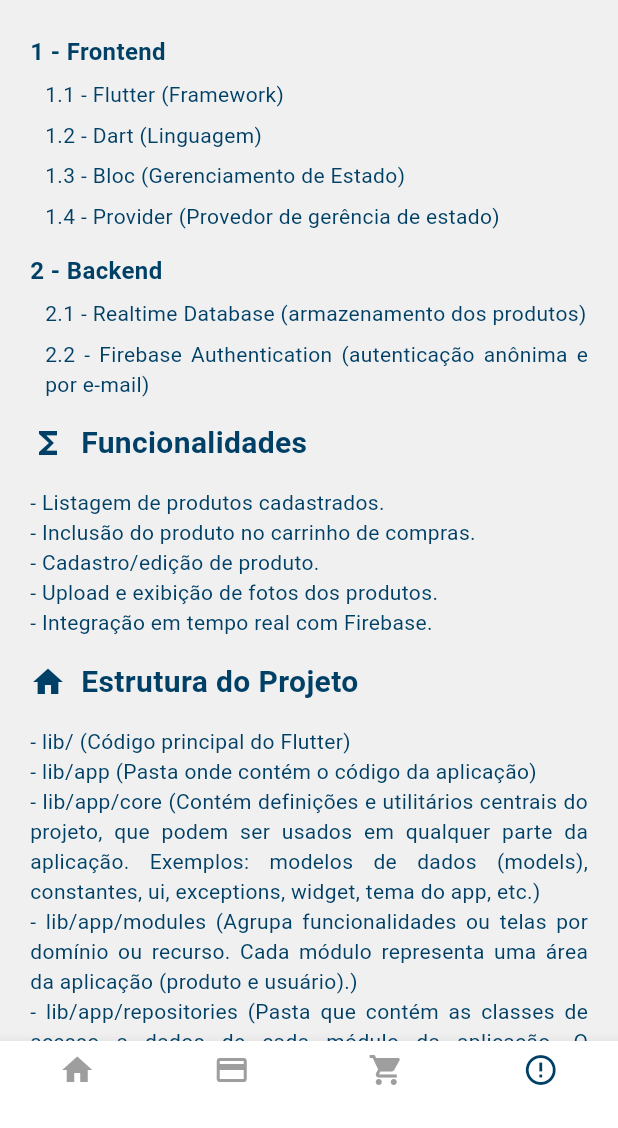
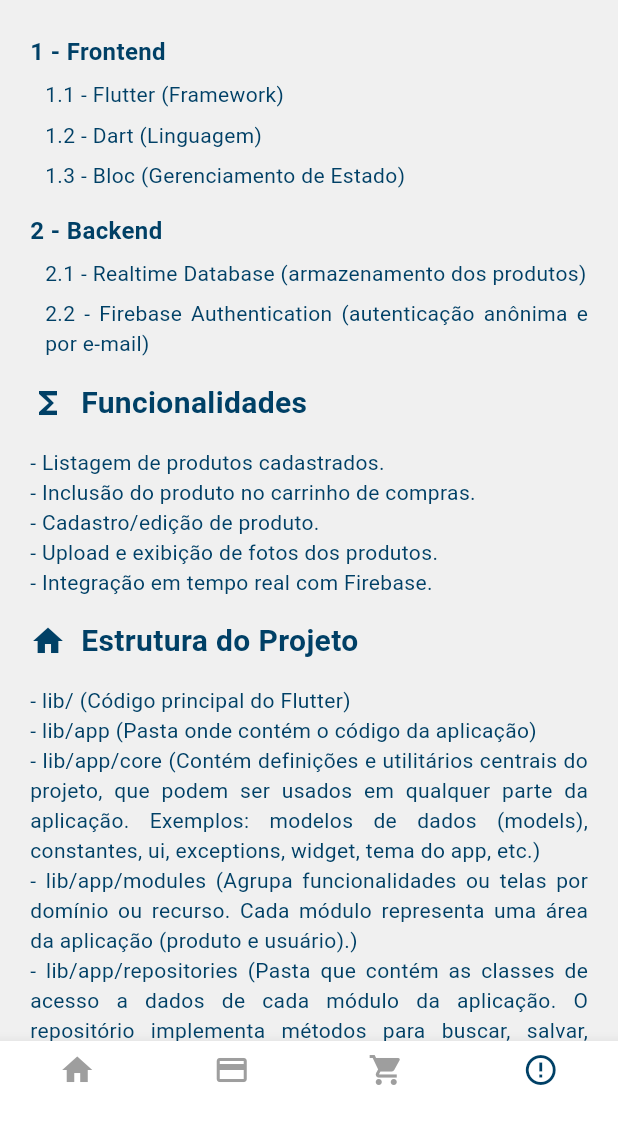
Before and after one commit to AndersonGoncalves/catalogo_produto_bloc_event_poc, a Flutter app: the screen it shows once a user with an empty profile is signed in, item 4 of the bottom bar chosen, scrolled down 576 dp, on a phone screen of 412 x 824 dp, the part 108-1236 px from its top. Run offline on Flutter 3.47's test engine with Material 3 defaults, Android fonts, the phone set to English and light mode, and no system bars; our stand-ins replace currency_text_input_formatter, firebase_auth, firebase_core, flutter_bloc, flutter_signin_button, google_fonts and 2 more; missing offline and left inert: validatorless; accounts and stored records are empty; network calls fail; Roboto replaces fonts that are missing (Mandali).

Commit message:
feat: Ajuste simples

```diff
--- a/lib/app/core/widget/widget_about_page.dart
+++ b/lib/app/core/widget/widget_about_page.dart
@@ -215,26 +215,6 @@ class _WidgetAboutPageState extends State<WidgetAboutPage> {
                           },
                           child: Text(
                             '1.3 - Bloc (Gerenciamento de Estado)',
-                            style: TextStyle(
-                              fontSize: 14,
-                              color: context.primaryColor,
-                              // decoration: TextDecoration.underline,
-                            ),
-                            textAlign: TextAlign.justify,
-                          ),
-                        ),
-                      ),
-
-                      Padding(
-                        padding: const EdgeInsets.only(top: 7, left: 10),
-                        child: InkWell(
-                          onTap: () {
-                            UrlLauncher.openUrl(
-                              'https://pub.dev/packages/provider',
-                            );
-                          },
-                          child: Text(
-                            '1.4 - Provider (Provedor de gerência de estado)',
                             style: TextStyle(
                               fontSize: 14,
                               color: context.primaryColor,
```
Also changed, not shown: 1 other file.
